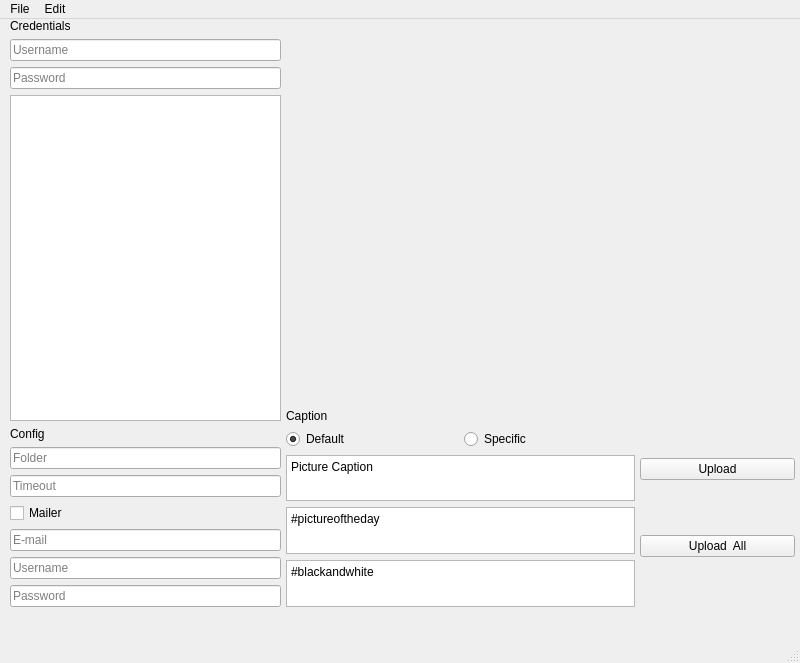
This is qt/window/mainWindow.ui in 7aske/instapy-bot as Qt 5 draws it before an edit. The edited form follows.
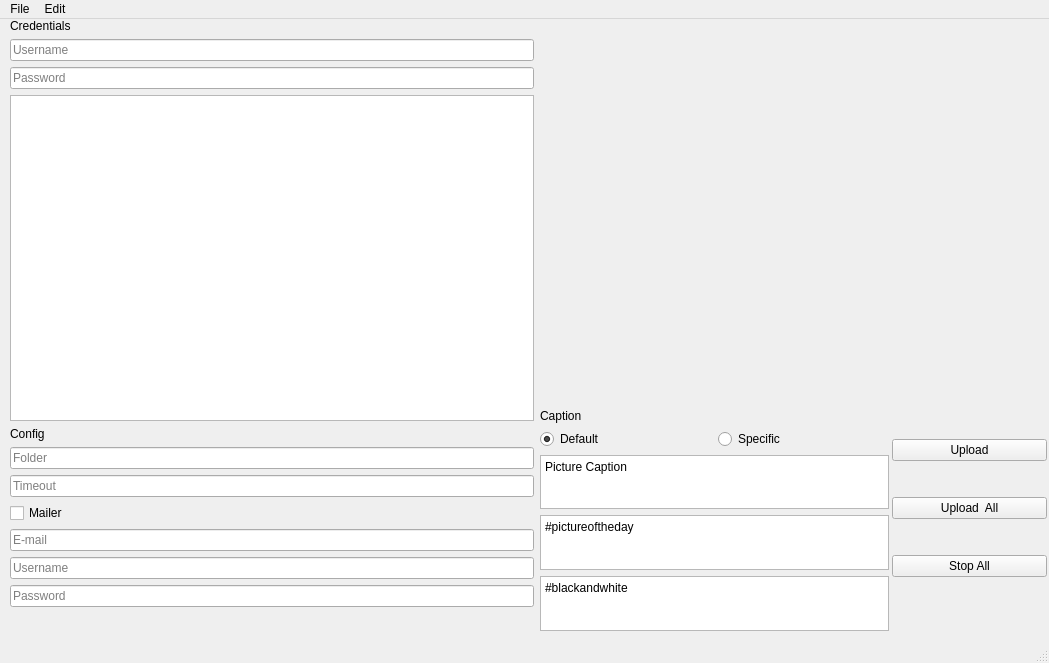
This is the edited form.

Commit message: threaded uploading, uploading loop of multiple photos, todo: loop cancel button

Patch:
```diff
--- a/qt/window/mainWindow.ui
+++ b/qt/window/mainWindow.ui
@@ -6,7 +6,7 @@
    <rect>
     <x>0</x>
     <y>0</y>
-    <width>800</width>
+    <width>1049</width>
     <height>663</height>
    </rect>
   </property>
@@ -25,7 +25,7 @@
      <rect>
       <x>10</x>
       <y>0</y>
-      <width>271</width>
+      <width>524</width>
       <height>588</height>
      </rect>
     </property>
@@ -83,9 +83,6 @@
          <property name="animated">
           <bool>true</bool>
          </property>
-         <attribute name="headerVisible">
-          <bool>true</bool>
-         </attribute>
         </widget>
        </item>
       </layout>
@@ -170,10 +167,10 @@
    <widget class="QWidget" name="layoutWidget">
     <property name="geometry">
      <rect>
-      <x>286</x>
+      <x>540</x>
       <y>390</y>
       <width>349</width>
-      <height>198</height>
+      <height>222</height>
      </rect>
     </property>
     <layout class="QVBoxLayout" name="verticalLayout_2" stretch="0,0,0,0,0">
@@ -235,9 +232,9 @@
    <widget class="QWidget" name="verticalLayoutWidget_3">
     <property name="geometry">
      <rect>
-      <x>287</x>
+      <x>540</x>
       <y>1</y>
-      <width>509</width>
+      <width>508</width>
       <height>381</height>
      </rect>
     </property>
@@ -257,7 +254,7 @@
    <widget class="QWidget" name="verticalLayoutWidget_2">
     <property name="geometry">
      <rect>
-      <x>640</x>
+      <x>892</x>
       <y>390</y>
       <width>155</width>
       <height>198</height>
@@ -278,6 +275,13 @@
        </property>
       </widget>
      </item>
+     <item>
+      <widget class="QPushButton" name="pushButton_3">
+       <property name="text">
+        <string>Stop All</string>
+       </property>
+      </widget>
+     </item>
     </layout>
    </widget>
    <widget class="QWidget" name="verticalLayoutWidget_4">
@@ -285,7 +289,7 @@
      <rect>
       <x>10</x>
       <y>590</y>
-      <width>785</width>
+      <width>1037</width>
       <height>23</height>
      </rect>
     </property>
@@ -305,7 +309,7 @@
     <rect>
      <x>0</x>
      <y>0</y>
-     <width>800</width>
+     <width>1049</width>
      <height>29</height>
     </rect>
    </property>
```
Left out of the diff: 9 changed lines with no effect on the pictures. The commit also changes 2 other files.
